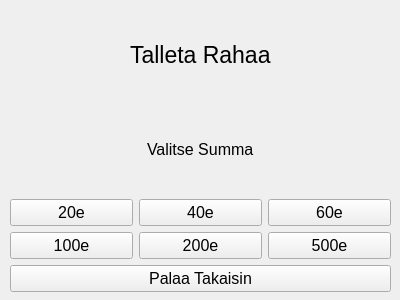
The window that bank-automat/debositmoneywindow.ui (Haarmes/Bankautomat-Project) describes before a commit, drawn with Qt 5.
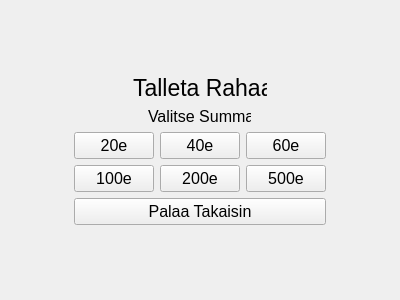
The same window after the commit.

```diff
--- a/bank-automat/debositmoneywindow.ui
+++ b/bank-automat/debositmoneywindow.ui
@@ -10,6 +10,12 @@
     <height>300</height>
    </rect>
   </property>
+  <property name="maximumSize">
+   <size>
+    <width>400</width>
+    <height>300</height>
+   </size>
+  </property>
   <property name="font">
    <font>
     <pointsize>12</pointsize>
@@ -18,18 +24,48 @@
   <property name="windowTitle">
    <string>Form</string>
   </property>
-  <widget class="QWidget" name="verticalLayoutWidget">
-   <property name="geometry">
-    <rect>
-     <x>10</x>
-     <y>11</y>
-     <width>381</width>
-     <height>281</height>
-    </rect>
-   </property>
+  <layout class="QVBoxLayout" name="verticalLayout_2">
+   <item>
+    <spacer name="verticalSpacer">
+     <property name="orientation">
+      <enum>Qt::Vertical</enum>
+     </property>
+     <property name="sizeHint" stdset="0">
+      <size>
+       <width>20</width>
+       <height>40</height>
+      </size>
+     </property>
+    </spacer>
+   </item>
+   <item>
+    <layout class="QHBoxLayout" name="horizontalLayout_8">
+     <item>
+      <spacer name="horizontalSpacer_2">
+       <property name="orientation">
+        <enum>Qt::Horizontal</enum>
+       </property>
+       <property name="sizeHint" stdset="0">
+        <size>
+         <width>40</width>
+         <height>20</height>
+        </size>
+       </property>
+      </spacer>
+     </item>
+     <item>
    <layout class="QVBoxLayout" name="verticalLayout">
+       <property name="sizeConstraint">
+        <enum>QLayout::SetDefaultConstraint</enum>
+       </property>
     <item alignment="Qt::AlignHCenter">
      <widget class="QLabel" name="label_2">
+         <property name="maximumSize">
+          <size>
+           <width>134</width>
+           <height>57</height>
+          </size>
+         </property>
       <property name="font">
        <font>
         <pointsize>17</pointsize>
@@ -42,6 +78,12 @@
     </item>
     <item alignment="Qt::AlignHCenter">
      <widget class="QLabel" name="label_deposit">
+         <property name="maximumSize">
+          <size>
+           <width>103</width>
+           <height>57</height>
+          </size>
+         </property>
       <property name="text">
        <string>Valitse Summa</string>
       </property>
@@ -51,6 +93,12 @@
      <layout class="QHBoxLayout" name="horizontalLayout">
       <item>
        <widget class="QPushButton" name="btn_deposit_20">
+           <property name="maximumSize">
+            <size>
+             <width>122</width>
+             <height>29</height>
+            </size>
+           </property>
         <property name="text">
          <string>20e</string>
         </property>
@@ -58,6 +106,12 @@
       </item>
       <item>
        <widget class="QPushButton" name="btn_deposit_40">
+           <property name="maximumSize">
+            <size>
+             <width>122</width>
+             <height>29</height>
+            </size>
+           </property>
         <property name="text">
          <string>40e</string>
         </property>
@@ -65,6 +119,12 @@
       </item>
       <item>
        <widget class="QPushButton" name="btn_deposit_60">
+           <property name="maximumSize">
+            <size>
+             <width>122</width>
+             <height>29</height>
+            </size>
+           </property>
         <property name="text">
          <string>60e</string>
         </property>
@@ -76,6 +136,12 @@
      <layout class="QHBoxLayout" name="horizontalLayout_2">
       <item>
        <widget class="QPushButton" name="btn_deposit_100">
+           <property name="maximumSize">
+            <size>
+             <width>122</width>
+             <height>29</height>
+            </size>
+           </property>
         <property name="text">
          <string>100e</string>
         </property>
@@ -83,6 +149,12 @@
       </item>
       <item>
        <widget class="QPushButton" name="btn_deposit_200">
+           <property name="maximumSize">
+            <size>
+             <width>122</width>
+             <height>29</height>
+            </size>
+           </property>
         <property name="text">
          <string>200e</string>
         </property>
@@ -90,6 +162,12 @@
       </item>
       <item>
        <widget class="QPushButton" name="btn_deposit_500">
+           <property name="maximumSize">
+            <size>
+             <width>122</width>
+             <height>29</height>
+            </size>
+           </property>
         <property name="text">
          <string>500e</string>
         </property>
@@ -99,13 +177,48 @@
     </item>
     <item>
      <widget class="QPushButton" name="btn_deposit_return">
+         <property name="maximumSize">
+          <size>
+           <width>380</width>
+           <height>29</height>
+          </size>
+         </property>
       <property name="text">
        <string>Palaa Takaisin</string>
       </property>
      </widget>
     </item>
    </layout>
-  </widget>
+     </item>
+     <item>
+      <spacer name="horizontalSpacer">
+       <property name="orientation">
+        <enum>Qt::Horizontal</enum>
+       </property>
+       <property name="sizeHint" stdset="0">
+        <size>
+         <width>40</width>
+         <height>20</height>
+        </size>
+       </property>
+      </spacer>
+     </item>
+    </layout>
+   </item>
+   <item>
+    <spacer name="verticalSpacer_2">
+     <property name="orientation">
+      <enum>Qt::Vertical</enum>
+     </property>
+     <property name="sizeHint" stdset="0">
+      <size>
+       <width>20</width>
+       <height>40</height>
+      </size>
+     </property>
+    </spacer>
+   </item>
+  </layout>
  </widget>
  <resources/>
  <connections/>
```
Lines whose indentation alone changed are shown as unchanged.
